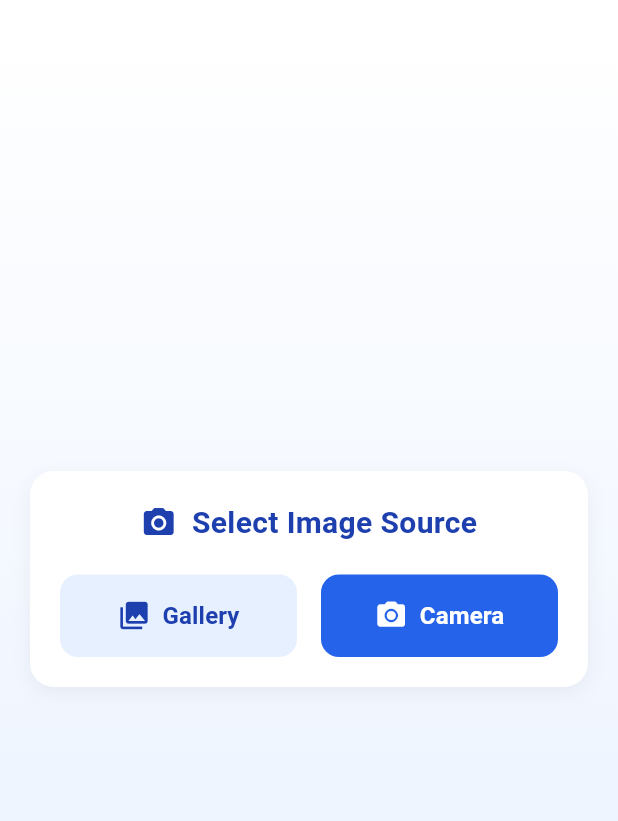
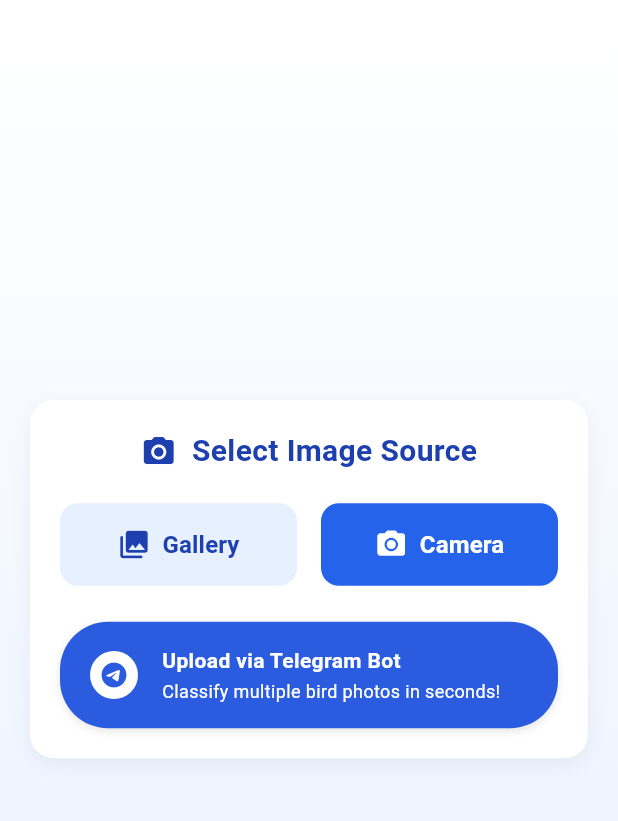
Before and after one commit to Nikhildev0904/Birdz---Bird-Detection-Application, a Flutter app: the ClassifyScreen screen opened directly, on a phone screen of 412 x 824 dp, the part 63-884 px from its top. Run offline on Flutter 3.47's test engine with Material 3 defaults, Android fonts, the phone set to English and light mode, and no system bars; our stand-ins replace carousel_slider, csv, geolocator, google_maps_flutter, image_picker, lottie; project files that could hold a hidden picture were left out.

Commit message:
added telegram bot in classify page

```diff
--- a/lib/screens/classify_screen.dart
+++ b/lib/screens/classify_screen.dart
@@ -6,6 +6,7 @@ import 'package:flutter/material.dart';
 import 'package:image_picker/image_picker.dart';
 import 'package:http/http.dart' as http;
 import 'package:lottie/lottie.dart';
+import 'package:url_launcher/url_launcher.dart';
 
 import '../repositories/bird_repository.dart';
 import '../screens/bird_detail_screen.dart';
@@ -36,6 +37,7 @@ class _ClassifyScreenState extends State<ClassifyScreen> {
   String? initialPredictionImage; //Store initial predicted bird image path
   List<String>? classifiedBirds; // Store list of classified birds
   bool hasMultipleBirds = false; // Flag to indicate multiple birds
+  bool showTelegramButton = true;
   final GlobalKey _resultKey = GlobalKey(); // Key for scrolling to results
   final GlobalKey _messageKey = GlobalKey();
   final GlobalKey _imageSelectionKey = GlobalKey();
@@ -45,11 +47,18 @@ class _ClassifyScreenState extends State<ClassifyScreen> {
 
   bool showConfirmButton = false;
 
+  Future<void> launchTelegramBot() async {
+    final Uri url = Uri.parse('https://t.me/BirdzClassificationBot');
+    if (!await launchUrl(url)) {
+      throw Exception('Could not launch $url');
+    }
+  }
 
   // Upload image to the server
   Future<void> uploadImage(File imageFile) async {
     setState(() {
       isLoading = true;
+      showTelegramButton = false;
       // Reset all previous results
       resultMessage = null;
       detectedSpecies = null;
@@ -79,7 +88,8 @@ class _ClassifyScreenState extends State<ClassifyScreen> {
       final data = json.decode(responseData.body);
       setState(() {
         imageUrl = data['url'];
-        print("image url" + imageUrl!);
+
+        //print("image url" + imageUrl!);
         resultMessage = 'Image uploaded successfully!';
       });
     } else {
@@ -679,6 +689,73 @@ class _ClassifyScreenState extends State<ClassifyScreen> {
                                     ),
                                   ],
                                 ),
+
+                                if (showTelegramButton && imageUrl == null) ...[
+                                  SizedBox(height: 24),
+                                  // Telegram Button styled exactly like the image
+                                  GestureDetector(
+                                    onTap: () => launchTelegramBot(),
+                                    child: Container(
+                                      width: double.infinity,
+                                      padding: EdgeInsets.symmetric(vertical: 16, horizontal: 20),
+                                      decoration: BoxDecoration(
+                                        color: Color(0xFF2B5CDF), // Telegram blue from image
+                                        borderRadius: BorderRadius.circular(32), // Fully rounded corners
+                                        boxShadow: [
+                                          BoxShadow(
+                                            color: Colors.black.withOpacity(0.1),
+                                            blurRadius: 4,
+                                            offset: Offset(0, 2),
+                                          ),
+                                        ],
+                                      ),
+                                      child: Row(
+                                        children: [
+                                          // Telegram Icon
+                                          Container(
+                                            width: 32,
+                                            height: 32,
+                                            decoration: BoxDecoration(
+                                              color: Colors.white,
+                                              shape: BoxShape.circle,
+                                            ),
+                                            child: Center(
+                                              child: Icon(
+                                                Icons.telegram,
+                                                color: Color(0xFF2B5CDF),
+                                                size: 20,
+                                              ),
+                                            ),
+                                          ),
+                                          SizedBox(width: 16),
+                                          Expanded(
+                                            child: Column(
+                                              crossAxisAlignment: CrossAxisAlignment.start,
+                                              children: [
+                                                Text(
+                                                  'Upload via Telegram Bot',
+                                                  style: TextStyle(
+                                                    color: Colors.white,
+                                                    fontSize: 14,
+                                                    fontWeight: FontWeight.bold,
+                                                  ),
+                                                ),
+                                                SizedBox(height: 2),
+                                                Text(
+                                                  'Classify multiple bird photos in seconds!',
+                                                  style: TextStyle(
+                                                    color: Colors.white,
+                                                    fontSize: 12,
+                                                  ),
+                                                ),
+                                              ],
+                                            ),
+                                          ),
+                                        ],
+                                      ),
+                                    ),
+                                  ),
+                                ],
                               ],
                             ),
                           ),
```
Also changed, not shown: lib/screens/about_screen.dart (+27 -7 lines), lib/screens/birds_screen.dart (+0 -10 lines).
